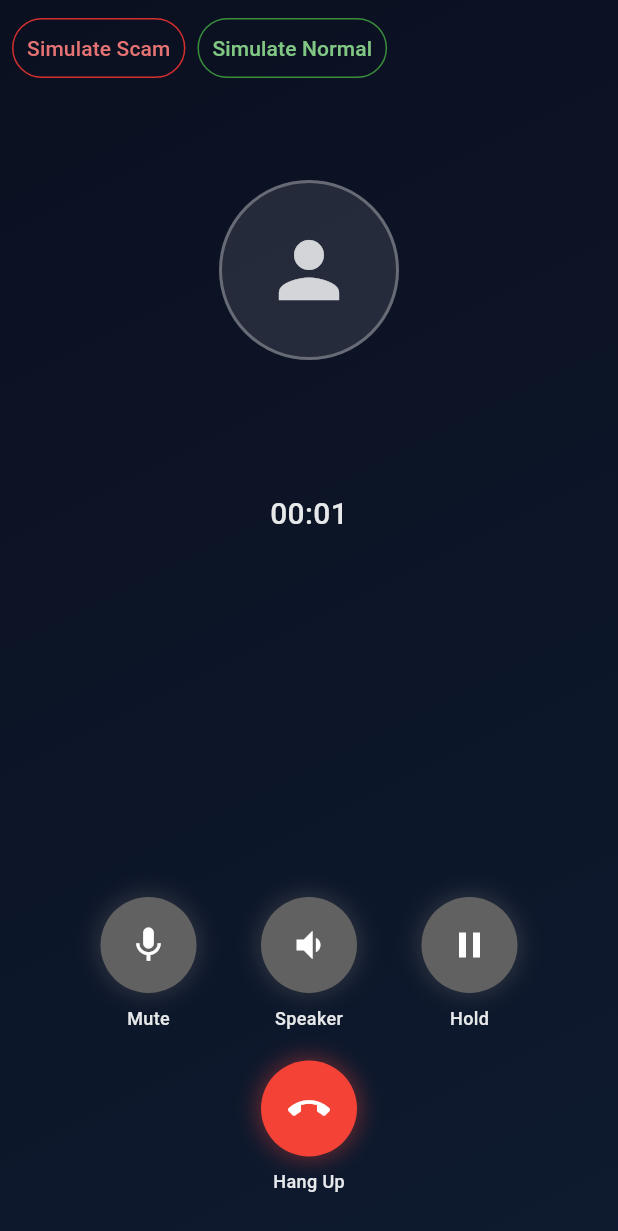
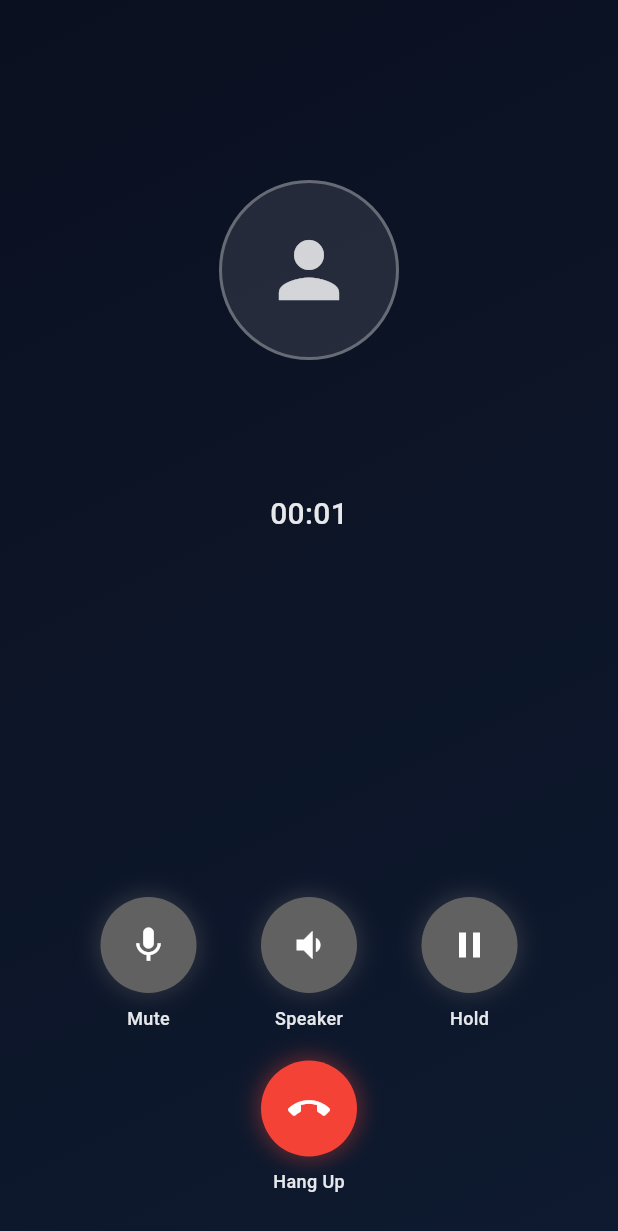
Before and after one commit to Siyaarr/Junction2025, a Flutter app: the OngoingCallOverlay widget shown alone on an empty page, opened directly with empty values, on a phone screen of 412 x 824 dp. Shown: the top 1231 px of the screen. Run offline on Flutter 3.47's test engine with Material 3 defaults, Android fonts, the phone set to English and light mode, and no system bars; our stand-ins replace audioplayers, dio, flutter_local_notifications, permission_handler, shared_preferences; missing offline and left inert: twilio_voice; accounts and stored records are empty.

Commit message:
disable simulate overlay buttons

```diff
--- a/lib/screens/home_screen.dart
+++ b/lib/screens/home_screen.dart
@@ -508,7 +508,7 @@ class _HomeScreenState extends State<HomeScreen> {
                         ),
                       ),
 
-                    // "You're Protected" section at the top
+                    // "You Are Protected" section at the top
                     Padding(
                       padding: const EdgeInsets.fromLTRB(
                         24.0,
@@ -540,7 +540,7 @@ class _HomeScreenState extends State<HomeScreen> {
                               );
                             },
                             child: const Text(
-                              'You\'re Protected',
+                              'You Are Protected',
                               style: TextStyle(
                                 fontSize: 18,
                                 fontWeight: FontWeight.bold,
--- a/lib/widgets/ongoing_call_overlay.dart
+++ b/lib/widgets/ongoing_call_overlay.dart
@@ -41,7 +41,6 @@ class OngoingCallOverlay extends StatefulWidget {
 
 class _OngoingCallOverlayState extends State<OngoingCallOverlay>
     with TickerProviderStateMixin {
-
   DateTime? _callStartTime;
   Timer? _durationTimer;
   Duration _callDuration = Duration.zero;
@@ -54,7 +53,8 @@ class _OngoingCallOverlayState extends State<OngoingCallOverlay>
   late final AnimationController _aiSpeakingController;
   AnimationController? _endCountdownController; // created when entering choice
   ScamFlowStage _scamStage = ScamFlowStage.none;
-  bool _securityContactAdded = false; // Track if security contact has been added
+  bool _securityContactAdded =
+      false; // Track if security contact has been added
 
   @override
   void initState() {
@@ -70,8 +70,8 @@ class _OngoingCallOverlayState extends State<OngoingCallOverlay>
       duration: const Duration(milliseconds: 380),
       vsync: this,
     );
-    _panelSlide =
-        Tween<Offset>(begin: const Offset(1, 0), end: Offset.zero).animate(
+    _panelSlide = Tween<Offset>(begin: const Offset(1, 0), end: Offset.zero)
+        .animate(
           CurvedAnimation(parent: _panelController, curve: Curves.easeOutCubic),
         );
 
@@ -168,7 +168,10 @@ class _OngoingCallOverlayState extends State<OngoingCallOverlay>
       _scamStage = ScamFlowStage.aiSpeaking;
     });
     Future.delayed(const Duration(seconds: 10), () {
-      if (!mounted || !_scamPauseActive || _scamStage != ScamFlowStage.aiSpeaking) return;
+      if (!mounted ||
+          !_scamPauseActive ||
+          _scamStage != ScamFlowStage.aiSpeaking)
+        return;
       _enterChoiceStage();
     });
   }
@@ -179,10 +182,8 @@ class _OngoingCallOverlayState extends State<OngoingCallOverlay>
     });
     // 10s auto-end countdown with smooth left-to-right animation on End button
     _endCountdownController?.dispose();
-    _endCountdownController = AnimationController(
-      vsync: this,
-      duration: const Duration(seconds: 10),
-    )
+    _endCountdownController =
+        AnimationController(vsync: this, duration: const Duration(seconds: 10))
           ..addListener(() {
             if (mounted) setState(() {});
           })
@@ -426,7 +427,8 @@ class _OngoingCallOverlayState extends State<OngoingCallOverlay>
                                 setState(() {
                                   _isOnHold = !_isOnHold;
                                   if (_isOnHold) {
-                                  _scamPauseActive = _scamPauseActive ||
+                                    _scamPauseActive =
+                                        _scamPauseActive ||
                                         widget.callInfo.isScam == true;
                                     widget.onHold?.call();
                                   } else {
@@ -551,7 +553,10 @@ class _OngoingCallOverlayState extends State<OngoingCallOverlay>
                           if (!_securityContactAdded) ...[
                             const Text(
                               'Do you want to add your security contact to this call?',
-                              style: TextStyle(color: Colors.white, fontSize: 14),
+                              style: TextStyle(
+                                color: Colors.white,
+                                fontSize: 14,
+                              ),
                             ),
                             const SizedBox(height: 16),
                             SizedBox(
@@ -566,8 +571,9 @@ class _OngoingCallOverlayState extends State<OngoingCallOverlay>
                                 style: ElevatedButton.styleFrom(
                                   backgroundColor: Colors.blue[700],
                                   foregroundColor: Colors.white,
-                                  padding:
-                                      const EdgeInsets.symmetric(vertical: 12),
+                                  padding: const EdgeInsets.symmetric(
+                                    vertical: 12,
+                                  ),
                                 ),
                               ),
                             ),
@@ -611,7 +617,8 @@ class _OngoingCallOverlayState extends State<OngoingCallOverlay>
                                       const SizedBox(width: 12),
                                       const Expanded(
                                         child: Column(
-                                          crossAxisAlignment: CrossAxisAlignment.start,
+                                          crossAxisAlignment:
+                                              CrossAxisAlignment.start,
                                           children: [
                                             Text(
                                               'Security Contact Added',
@@ -646,7 +653,8 @@ class _OngoingCallOverlayState extends State<OngoingCallOverlay>
                                       borderRadius: BorderRadius.circular(8),
                                     ),
                                     child: Row(
-                                      mainAxisAlignment: MainAxisAlignment.center,
+                                      mainAxisAlignment:
+                                          MainAxisAlignment.center,
                                       children: [
                                         const Icon(
                                           Icons.people,
@@ -657,7 +665,9 @@ class _OngoingCallOverlayState extends State<OngoingCallOverlay>
                                         Text(
                                           '3 people on call',
                                           style: TextStyle(
-                                            color: Colors.white.withOpacity(0.9),
+                                            color: Colors.white.withOpacity(
+                                              0.9,
+                                            ),
                                             fontSize: 14,
                                             fontWeight: FontWeight.w500,
                                           ),
@@ -674,13 +684,18 @@ class _OngoingCallOverlayState extends State<OngoingCallOverlay>
                               width: double.infinity,
                               child: OutlinedButton.icon(
                                 onPressed: widget.onHangup,
-                                icon: const Icon(Icons.call_end, color: Colors.white),
+                                icon: const Icon(
+                                  Icons.call_end,
+                                  color: Colors.white,
+                                ),
                                 label: const Text('End Call'),
                                 style: OutlinedButton.styleFrom(
                                   backgroundColor: Colors.red[700],
                                   foregroundColor: Colors.white,
                                   side: BorderSide(color: Colors.red[900]!),
-                                  padding: const EdgeInsets.symmetric(vertical: 12),
+                                  padding: const EdgeInsets.symmetric(
+                                    vertical: 12,
+                                  ),
                                 ),
                               ),
                             ),
@@ -689,10 +704,7 @@ class _OngoingCallOverlayState extends State<OngoingCallOverlay>
                         ] else ...[
                           const Text(
                             'Scam suspected. We paused the call.',
-                            style: TextStyle(
-                              color: Colors.white,
-                              fontSize: 14,
-                            ),
+                            style: TextStyle(color: Colors.white, fontSize: 14),
                           ),
                           const Spacer(),
                         ],
@@ -704,43 +716,44 @@ class _OngoingCallOverlayState extends State<OngoingCallOverlay>
             ),
 
             // Dev-only toggles overlay (top-left) to simulate mode changes
-            if (const bool.fromEnvironment('dart.vm.product') == false)
-              Align(
-                alignment: Alignment.topLeft,
-                child: Padding(
-                  padding: const EdgeInsets.all(8.0),
-                  child: Row(
-                    mainAxisSize: MainAxisSize.min,
-                    children: [
-                      OutlinedButton(
-                        onPressed: _simulateScamAlert,
-                        style: OutlinedButton.styleFrom(
-                          foregroundColor: Colors.red[300],
-                          side: BorderSide(color: Colors.red[700]!),
-                          padding: const EdgeInsets.symmetric(
-                            horizontal: 10,
-                            vertical: 6,
-                          ),
-                        ),
-                        child: const Text('Simulate Scam'),
-                      ),
-                      const SizedBox(width: 8),
-                      OutlinedButton(
-                        onPressed: _simulateNormal,
-                        style: OutlinedButton.styleFrom(
-                          foregroundColor: Colors.green[300],
-                          side: BorderSide(color: Colors.green[700]!),
-                          padding: const EdgeInsets.symmetric(
-                            horizontal: 10,
-                            vertical: 6,
-                          ),
-                        ),
-                        child: const Text('Simulate Normal'),
-                      ),
-                    ],
-                  ),
-                ),
-              ),
+            // Disabled for now
+            // if (const bool.fromEnvironment('dart.vm.product') == false)
+            //   Align(
+            //     alignment: Alignment.topLeft,
+            //     child: Padding(
+            //       padding: const EdgeInsets.all(8.0),
+            //       child: Row(
+            //         mainAxisSize: MainAxisSize.min,
+            //         children: [
+            //           OutlinedButton(
+            //             onPressed: _simulateScamAlert,
+            //             style: OutlinedButton.styleFrom(
+            //               foregroundColor: Colors.red[300],
+            //               side: BorderSide(color: Colors.red[700]!),
+            //               padding: const EdgeInsets.symmetric(
+            //                 horizontal: 10,
+            //                 vertical: 6,
+            //               ),
+            //             ),
+            //             child: const Text('Simulate Scam'),
+            //           ),
+            //           const SizedBox(width: 8),
+            //           OutlinedButton(
+            //             onPressed: _simulateNormal,
+            //             style: OutlinedButton.styleFrom(
+            //               foregroundColor: Colors.green[300],
+            //               side: BorderSide(color: Colors.green[700]!),
+            //               padding: const EdgeInsets.symmetric(
+            //                 horizontal: 10,
+            //                 vertical: 6,
+            //               ),
+            //             ),
+            //             child: const Text('Simulate Normal'),
+            //           ),
+            //         ],
+            //       ),
+            //     ),
+            //   ),
           ],
         ),
       ),
@@ -927,9 +940,7 @@ class _EndButtonWithProgress extends StatelessWidget {
                   alignment: Alignment.centerLeft,
                   child: FractionallySizedBox(
                     widthFactor: progress,
-                    child: Container(
-                      color: Colors.white.withOpacity(0.12),
-                    ),
+                    child: Container(color: Colors.white.withOpacity(0.12)),
                   ),
                 ),
               ),
```
Also changed, not shown: lib/widgets/call_overlay_manager.dart (+34 -2 lines). Lines whose indentation alone changed are shown as unchanged.
